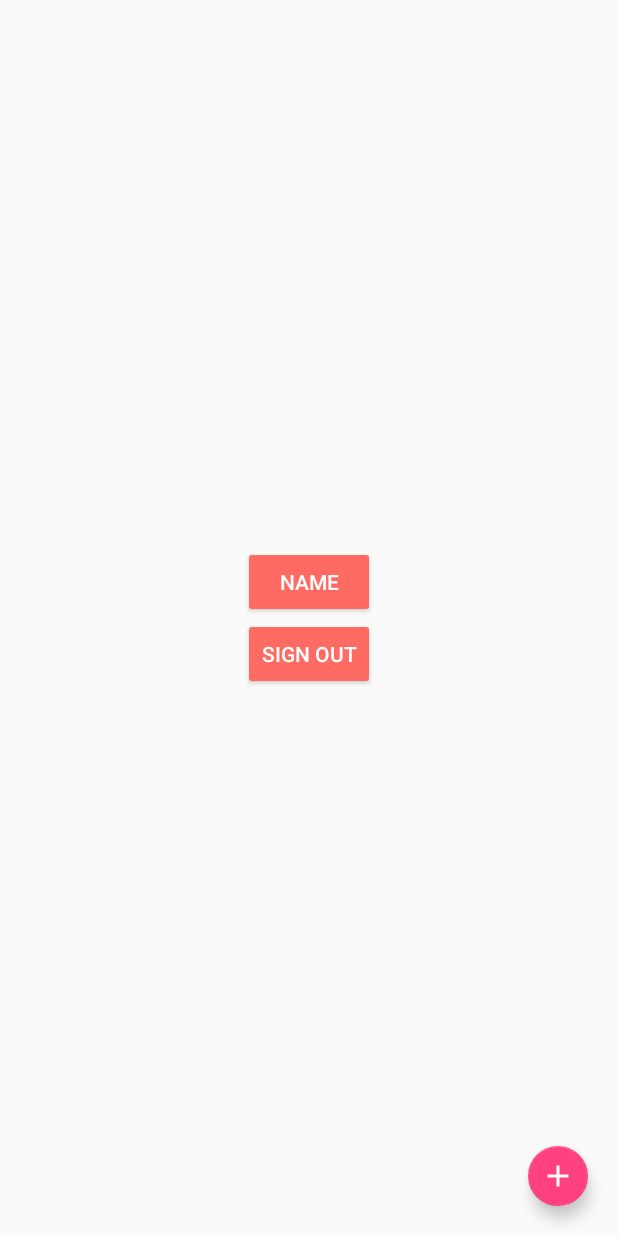
After one commit to zachfalcone/CS455_Proj_13, an Android app: the layout activity_store.xml on its own in the app's theme, with its tools: preview values and no code run, on a phone screen of 412 x 824 dp. The commit adds this screen. Run offline under Robolectric (Android 15) with nearby library versions, the phone set to English and light mode, and no system bars.

Commit message:
Added StoreActivity.
Started styling and added StoreActivity (where books for sale will be).

```diff
--- a/app/build.gradle
+++ b/app/build.gradle
@@ -26,10 +26,12 @@ dependencies {
     })
     compile 'com.android.support:appcompat-v7:26.+'
     compile 'com.android.support.constraint:constraint-layout:1.0.2'
-    testCompile 'junit:junit:4.12'
     compile 'com.google.firebase:firebase-core:11.4.2'
     compile 'com.google.firebase:firebase-auth:11.4.2'
     compile 'com.google.android.gms:play-services-auth:11.4.2'
+    testCompile 'junit:junit:4.12'
+    compile 'com.android.support:design:25.3.1'
 }
 
+
 apply plugin: 'com.google.gms.google-services'
--- a/app/src/main/AndroidManifest.xml
+++ b/app/src/main/AndroidManifest.xml
@@ -16,6 +16,9 @@
                 <category android:name="android.intent.category.LAUNCHER" />
             </intent-filter>
         </activity>
+        <activity
+            android:name=".StoreActivity"
+            android:label="@string/title_activity_store"></activity>
     </application>
 
 </manifest>
--- /dev/null
+++ b/app/src/main/res/drawable/ic_add.xml
@@ -0,0 +1,9 @@
+<vector xmlns:android="http://schemas.android.com/apk/res/android"
+        android:width="24dp"
+        android:height="24dp"
+        android:viewportWidth="24.0"
+        android:viewportHeight="24.0">
+    <path
+        android:fillColor="@color/white"
+        android:pathData="M19,13h-6v6h-2v-6H5v-2h6V5h2v6h6v2z"/>
+</vector>
--- /dev/null
+++ b/app/src/main/res/layout/activity_store.xml
@@ -0,0 +1,56 @@
+<?xml version="1.0" encoding="utf-8"?>
+<android.support.constraint.ConstraintLayout xmlns:android="http://schemas.android.com/apk/res/android"
+    xmlns:app="http://schemas.android.com/apk/res-auto"
+    xmlns:tools="http://schemas.android.com/tools"
+    android:layout_width="match_parent"
+    android:layout_height="match_parent"
+    tools:context="cse455.csusb.bookngo.StoreActivity"
+    android:id="@+id/store_view">
+
+    <LinearLayout
+        android:layout_width="wrap_content"
+        android:layout_height="wrap_content"
+        android:orientation="vertical"
+        android:layout_marginRight="8dp"
+        app:layout_constraintRight_toRightOf="parent"
+        android:layout_marginLeft="8dp"
+        app:layout_constraintLeft_toLeftOf="parent"
+        app:layout_constraintBottom_toBottomOf="parent"
+        android:layout_marginBottom="8dp"
+        app:layout_constraintTop_toTopOf="parent"
+        android:layout_marginTop="8dp">
+
+        <Button
+            android:id="@+id/name_button"
+            android:layout_width="wrap_content"
+            android:layout_height="wrap_content"
+            android:text="Name"
+            android:backgroundTint="@color/b2gPrimary"
+            android:textColor="@color/white"
+            android:layout_gravity="center"/>
+
+        <Button
+            android:id="@+id/sign_out_button"
+            android:layout_width="wrap_content"
+            android:layout_height="wrap_content"
+            android:text="Sign Out"
+            android:backgroundTint="@color/b2gPrimary"
+            android:textColor="@color/white"
+            android:layout_gravity="center"/>
+
+    </LinearLayout>
+
+    <android.support.design.widget.FloatingActionButton
+        android:id="@+id/new_button"
+        android:layout_width="wrap_content"
+        android:layout_height="wrap_content"
+        android:clickable="true"
+        app:fabSize="mini"
+        app:srcCompat="@color/colorAccent"
+        android:layout_marginRight="20dp"
+        app:layout_constraintRight_toRightOf="parent"
+        app:layout_constraintBottom_toBottomOf="parent"
+        android:layout_marginBottom="20dp"
+        android:src="@drawable/ic_add"/>
+
+</android.support.constraint.ConstraintLayout>
--- a/app/src/main/res/values/colors.xml
+++ b/app/src/main/res/values/colors.xml
@@ -1,6 +1,17 @@
 <?xml version="1.0" encoding="utf-8"?>
 <resources>
-    <color name="colorPrimary">#3F51B5</color>
-    <color name="colorPrimaryDark">#303F9F</color>
-    <color name="colorAccent">#FF4081</color>
+    <color name="colorPrimary">#FFFFFF</color>
+    <color name="colorPrimaryDark">#EEEEEE</color>
+    <color name="colorAccent">#ff4081</color>
+
+    <color name="b2gPrimary">#ff6b63</color>
+    <color name="b2gPrimaryDark">#ef5350</color>
+
+    <color name="lightStatusColor">#EEEEEE</color>
+    <color name="darkStatusColor">#424242</color>
+
+    <color name="darkTextColor">#424242</color>
+    <color name="brightTextColor">#ef5350</color>
+
+    <color name="white">#FFFFFF</color>
 </resources>
--- a/app/src/main/res/values/strings.xml
+++ b/app/src/main/res/values/strings.xml
@@ -1,3 +1,4 @@
 <resources>
     <string name="app_name">Book n\' Go</string>
+    <string name="title_activity_store">Store</string>
 </resources>
--- a/app/src/main/res/values/styles.xml
+++ b/app/src/main/res/values/styles.xml
@@ -6,6 +6,17 @@
         <item name="colorPrimary">@color/colorPrimary</item>
         <item name="colorPrimaryDark">@color/colorPrimaryDark</item>
         <item name="colorAccent">@color/colorAccent</item>
+        <item name="actionBarStyle">@style/b2gActionBar</item>
+    </style>
+
+    <style name="b2gActionBar" parent="@style/Widget.AppCompat.Light.ActionBar">
+        <item name="titleTextStyle">@style/ActionBarTitleText</item>
+        <item name="android:background">@color/colorPrimary</item>
+        <item name="background">@color/colorPrimary</item>
+    </style>
+
+    <style name="ActionBarTitleText" parent="@style/TextAppearance.AppCompat.Widget.ActionBar.Title">
+        <item name="android:textColor">@color/brightTextColor</item>
     </style>
 
 </resources>
```
Also changed, not shown: app/src/main/java/cse455/csusb/bookngo/LoginActivity.java (+22 -24 lines), app/src/main/java/cse455/csusb/bookngo/StoreActivity.java (added, +105 -0 lines), app/src/main/res/layout/activity_login.xml (+20 -38 lines).
